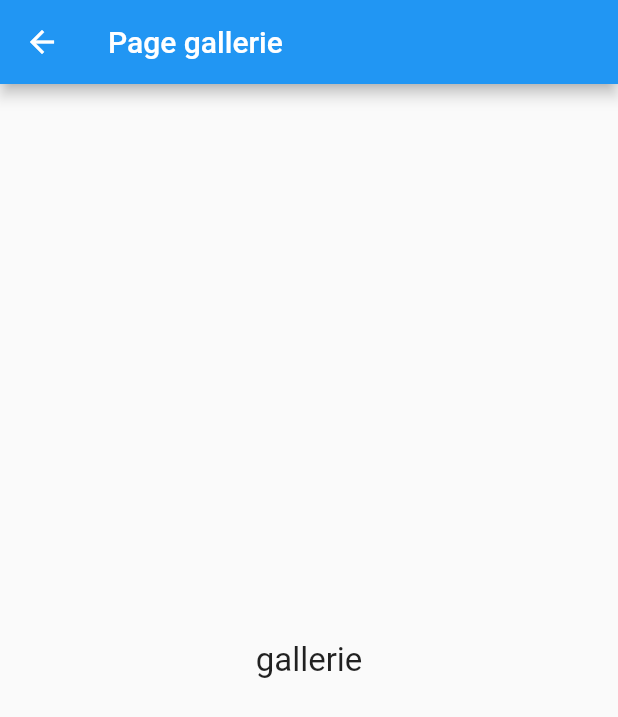
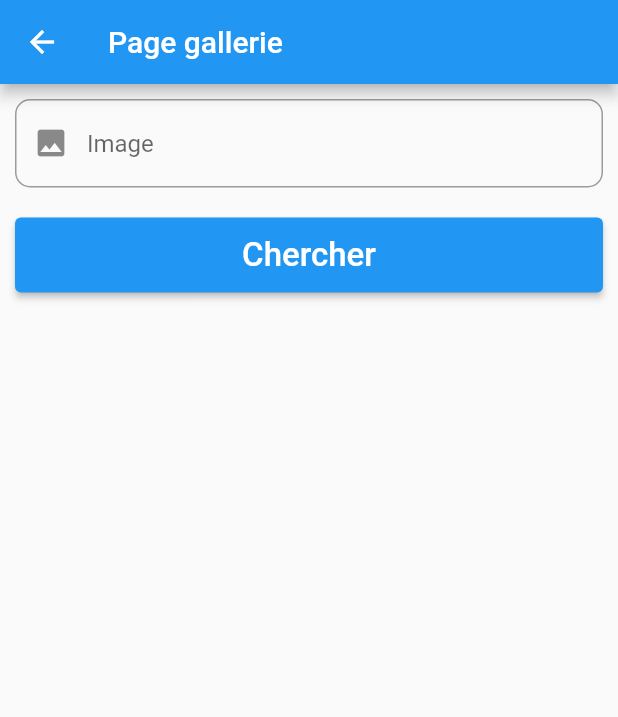
Before and after one commit to sirinetrabelsii/Flutter, a Flutter app: the galleriePage screen opened by its route, on a phone screen of 412 x 824 dp. Shown: the top 717 px of the screen. Run offline on Flutter 3.47's test engine with Material 2 defaults, Android fonts, the phone set to English and light mode, and no system bars; our stand-ins replace shared_preferences; accounts and stored records are empty; network calls fail.

Commit message:
atelier 6

```diff
--- a/lib/pages/gallerie.page.dart
+++ b/lib/pages/gallerie.page.dart
@@ -1,15 +1,48 @@
 import 'package:flutter/material.dart';
+import 'package:test/pages/gallerie-details.page.dart';
 
 class galleriePage extends StatelessWidget {
+  TextEditingController txt_gallerie = new TextEditingController();
+
   @override
   Widget build(BuildContext context) {
     return Scaffold(
       appBar: AppBar(title: Text('Page gallerie')),
-      body: Center(
-          child: Text(
-        'gallerie',
-        style: TextStyle(fontSize: 22),
-      )),
+      body: Column(children: [
+        Container(
+          padding: EdgeInsets.all(10),
+          child: TextFormField(
+            controller: txt_gallerie,
+            decoration: InputDecoration(
+                prefixIcon: Icon(Icons.image),
+                hintText: "Image",
+                border: OutlineInputBorder(
+                    borderRadius: BorderRadius.circular(10),
+                    borderSide: BorderSide(width: 1))),
+          ),
+        ),
+        Container(
+          padding: EdgeInsets.all(10),
+          child: ElevatedButton(
+            style: ElevatedButton.styleFrom(
+                minimumSize: const Size.fromHeight(50)),
+            onPressed: () {
+              onGetMeteoDetails(context);
+            },
+            child: Text(
+              'Chercher',
+              style: TextStyle(fontSize: 22),
+            ),
+          ),
+        ),
+      ]),
     );
   }
+
+  void onGetMeteoDetails(BuildContext context) {
+    String v = txt_gallerie.text;
+    Navigator.push(context,
+        MaterialPageRoute(builder: (context) => gallerieDetailsPage(v)));
+    txt_gallerie.text = "";
+  }
 }
```
Also changed, not shown: lib/pages/gallerie-details.page.dart (added, +81 -0 lines), 17 other files.
